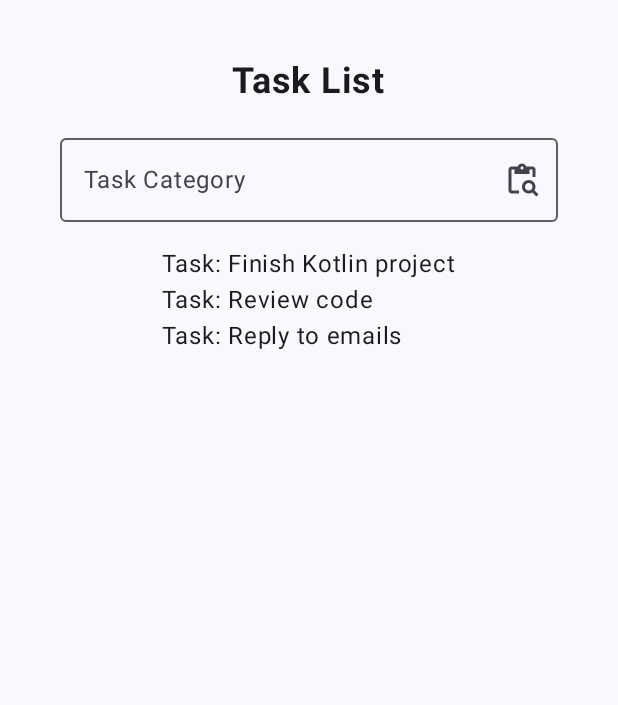
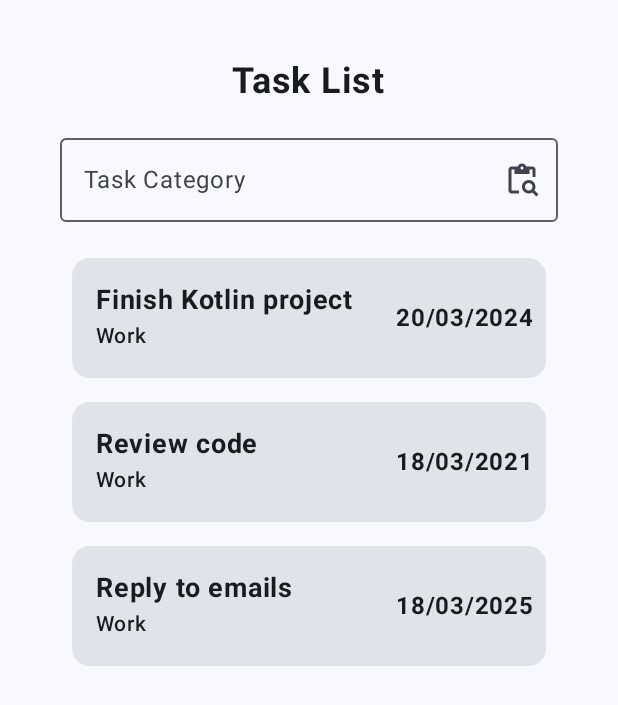
Before and after one commit to vicmazzola/lazy-tasks, an Android app built with Jetpack Compose: the screen it shows after launch (MainActivity), on a phone screen of 412 x 824 dp. Shown: the top 705 px of the screen. Run offline under Robolectric (Android 15) with nearby library versions, the phone set to English and light mode, and no system bars.

Commit message:
feat: add TaskCard component and README.md

```diff
--- a/app/src/main/java/com/example/lazytasks/MainActivity.kt
+++ b/app/src/main/java/com/example/lazytasks/MainActivity.kt
@@ -1,16 +1,20 @@
 package com.example.lazytasks
 
+import android.graphics.Color
 import android.os.Bundle
 import android.util.Log
 import androidx.activity.ComponentActivity
 import androidx.activity.compose.setContent
 import androidx.activity.enableEdgeToEdge
+import androidx.compose.foundation.layout.Arrangement
 import androidx.compose.foundation.layout.Column
+import androidx.compose.foundation.layout.Row
 import androidx.compose.foundation.layout.Spacer
 import androidx.compose.foundation.layout.fillMaxSize
 import androidx.compose.foundation.layout.fillMaxWidth
 import androidx.compose.foundation.layout.height
 import androidx.compose.foundation.layout.padding
+import androidx.compose.foundation.layout.width
 import androidx.compose.foundation.lazy.LazyColumn
 import androidx.compose.material3.ExperimentalMaterial3Api
 import androidx.compose.material3.Icon
@@ -27,8 +31,11 @@ import androidx.compose.ui.res.stringResource
 import androidx.compose.ui.text.font.FontWeight
 import androidx.compose.ui.tooling.preview.Preview
 import androidx.compose.foundation.lazy.items
+import androidx.compose.material3.Card
 import androidx.compose.ui.unit.dp
 import androidx.compose.ui.unit.sp
+import java.time.format.DateTimeFormatter
+import com.example.lazytasks.model.Task
 import com.example.lazytasks.repository.getTasksByCategory
 import com.example.lazytasks.ui.theme.LazyTasksTheme
 
@@ -53,8 +60,10 @@ class MainActivity : ComponentActivity() {
 @OptIn(ExperimentalMaterial3Api::class)
 @Composable
 fun TaskScreen() {
-    Column(modifier = Modifier.padding(40.dp),
-        horizontalAlignment = Alignment.CenterHorizontally) {
+    Column(
+        modifier = Modifier.padding(40.dp),
+        horizontalAlignment = Alignment.CenterHorizontally
+    ) {
         Text(
             text = stringResource(id = R.string.task_list_title),
             fontSize = 24.sp,
@@ -79,15 +88,53 @@ fun TaskScreen() {
             }
         )
         Spacer(modifier = Modifier.height(16.dp))
-        LazyColumn {
-            items(getTasksByCategory("Work")) { task ->
-                Text(text = "Task: ${task.title}")
+        LazyColumn (){
+            items(getTasksByCategory("Work")) {
+                TaskCard(task = it)
             }
         }
+    }
+}
 
+@Composable
+fun TaskCard(task: Task) {
+    val formatter = DateTimeFormatter.ofPattern("dd/MM/yyyy")
+
+    Card(modifier = Modifier.padding(8.dp)) {
+        Row(
+            verticalAlignment = Alignment.CenterVertically,
+            horizontalArrangement = Arrangement.End,
+            modifier = Modifier
+                .fillMaxWidth()
+        ) {
+            Column(
+                modifier = Modifier
+                    .fillMaxWidth()
+                    .padding(16.dp)
+                    .weight(3f)
+            ) {
+                Text(
+                    text = task.title,
+                    fontSize = 18.sp,
+                    fontWeight = FontWeight.Bold,
+                )
+                Text(
+                    text = task.category,
+                    fontSize = 14.sp,
+                    fontWeight = FontWeight.Medium
+                )
+            }
+            Text(
+                text = task.date.format(formatter),
+                modifier = Modifier.width(100.dp),
+                fontSize = 16.sp,
+                fontWeight = FontWeight.Bold,
+                maxLines = 1
+            )
+        }
     }
+}
 
-}
 
 @Preview(
     showSystemUi = true,
--- a/app/src/main/java/com/example/lazytasks/model/Task.kt
+++ b/app/src/main/java/com/example/lazytasks/model/Task.kt
@@ -1,8 +1,11 @@
 package com.example.lazytasks.model
+
+import java.time.LocalDate
 
 data class Task(
     val id: Long = 0,
     val title: String = "",
     val category: String = "",
-    val priority: String = ""
+    val priority: String = "",
+    val date: LocalDate = LocalDate.now()
 )
--- a/app/src/main/java/com/example/lazytasks/repository/TaskList.kt
+++ b/app/src/main/java/com/example/lazytasks/repository/TaskList.kt
@@ -2,20 +2,80 @@ package com.example.lazytasks.repository
 
 
 import com.example.lazytasks.model.Task
-
+import java.time.LocalDate
 
 fun getAllTasks(): List<Task> {
     return listOf(
-        Task(id = 1, title = "Buy groceries", category = "Shopping", priority = "High"),
-        Task(id = 2, title = "Finish Kotlin project", category = "Work", priority = "High"),
-        Task(id = 3, title = "Workout for 30 minutes", category = "Health", priority = "Medium"),
-        Task(id = 4, title = "Call mom", category = "Personal", priority = "High"),
-        Task(id = 5, title = "Read a book", category = "Leisure", priority = "Low"),
-        Task(id = 6, title = "Review code", category = "Work", priority = "Medium"),
-        Task(id = 7, title = "Plan the next week", category = "Productivity", priority = "Medium"),
-        Task(id = 8, title = "Clean the desk", category = "Chores", priority = "Low"),
-        Task(id = 9, title = "Meditate", category = "Health", priority = "Low"),
-        Task(id = 10, title = "Reply to emails", category = "Work", priority = "High")
+        Task(
+            id = 1,
+            title = "Buy groceries",
+            category = "Shopping",
+            priority = "High",
+            date = LocalDate.of(2025, 3, 18)
+        ),
+        Task(
+            id = 2,
+            title = "Finish Kotlin project",
+            category = "Work",
+            priority = "High",
+            date = LocalDate.of(2024, 3, 20)
+        ),
+        Task(
+            id = 3,
+            title = "Workout for 30 minutes",
+            category = "Health",
+            priority = "Medium",
+            date = LocalDate.of(2025, 3, 17)
+        ),
+        Task(
+            id = 4,
+            title = "Call mom",
+            category = "Personal",
+            priority = "High",
+            date = LocalDate.of(2022, 3, 16)
+        ),
+        Task(
+            id = 5,
+            title = "Read a book",
+            category = "Leisure",
+            priority = "Low",
+            date = LocalDate.of(2025, 3, 19)
+        ),
+        Task(
+            id = 6,
+            title = "Review code",
+            category = "Work",
+            priority = "Medium",
+            date = LocalDate.of(2021, 3, 18)
+        ),
+        Task(
+            id = 7,
+            title = "Plan the next week",
+            category = "Productivity",
+            priority = "Medium",
+            date = LocalDate.of(2025, 3, 21)
+        ),
+        Task(
+            id = 8,
+            title = "Clean the desk",
+            category = "Chores",
+            priority = "Low",
+            date = LocalDate.of(2025, 3, 15)
+        ),
+        Task(
+            id = 9,
+            title = "Meditate",
+            category = "Health",
+            priority = "Low",
+            date = LocalDate.of(2025, 3, 17)
+        ),
+        Task(
+            id = 10,
+            title = "Reply to emails",
+            category = "Work",
+            priority = "High",
+            date = LocalDate.of(2025, 3, 18)
+        )
     )
 }
 
```
Also changed, not shown: 1 other file.
